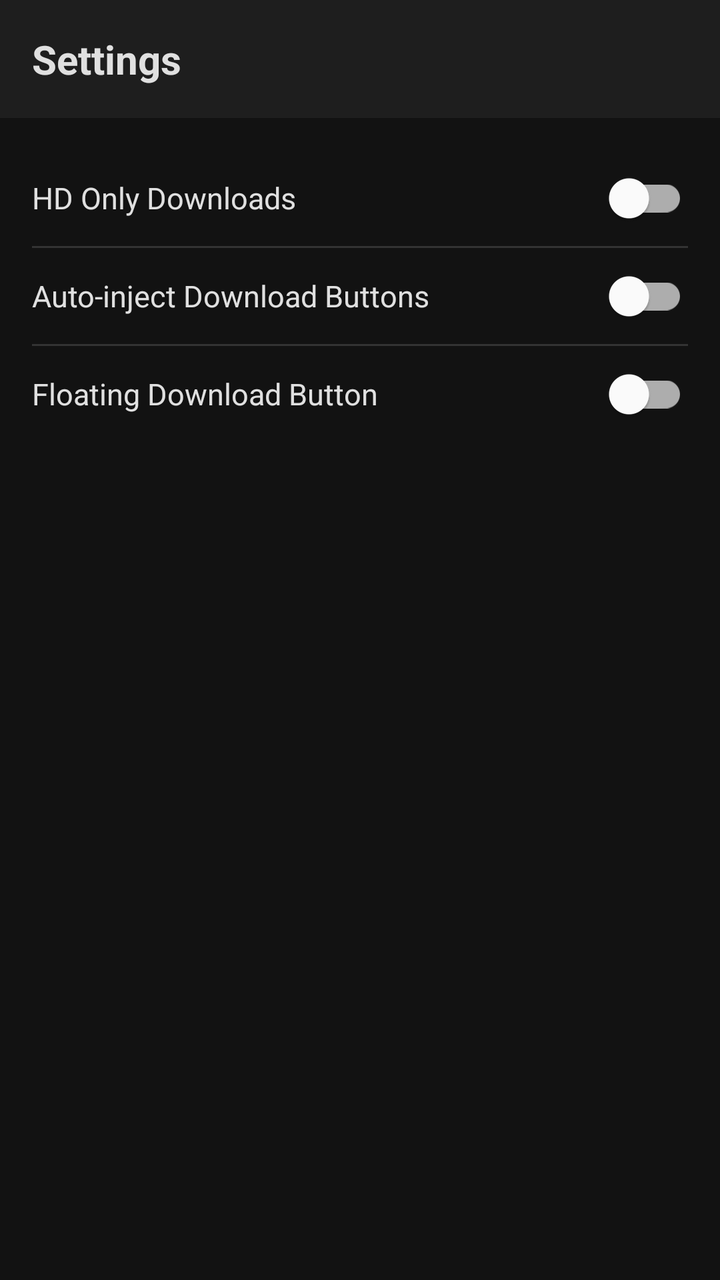
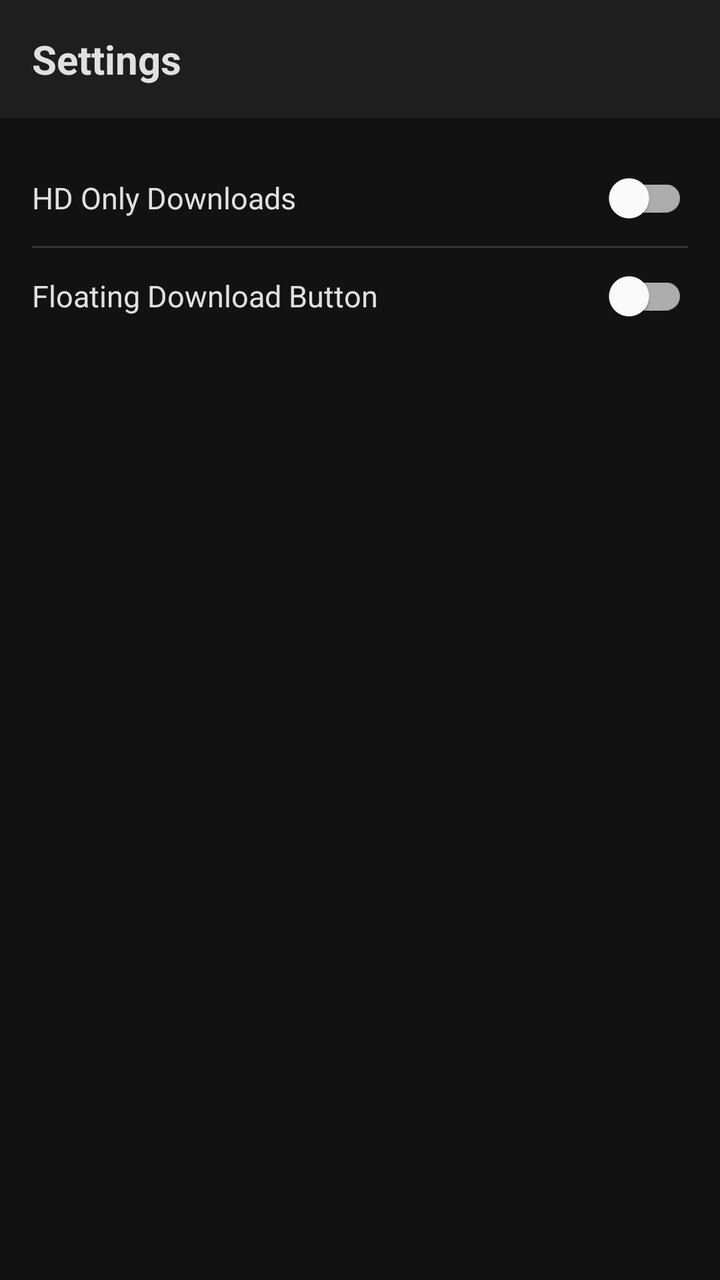

Compare the two renders of this Android layout. The source of the first and the diff that turns it into the second are given below.
<!-- AndroidManifest.xml: application theme Theme.RedgifsDownloader -->
<!-- res/layout/fragment_settings.xml -->
<?xml version="1.0" encoding="utf-8"?>
<LinearLayout xmlns:android="http://schemas.android.com/apk/res/android"
    android:layout_width="match_parent"
    android:layout_height="match_parent"
    android:orientation="vertical"
    android:background="@color/background_dark">

    <TextView
        android:layout_width="match_parent"
        android:layout_height="wrap_content"
        android:text="@string/settings"
        android:textColor="@color/text_primary"
        android:textSize="20sp"
        android:textStyle="bold"
        android:padding="16dp"
        android:background="@color/surface_dark" />

    <LinearLayout
        android:layout_width="match_parent"
        android:layout_height="wrap_content"
        android:orientation="vertical"
        android:padding="16dp">

        <com.google.android.material.switchmaterial.SwitchMaterial
            android:id="@+id/switch_hd_only"
            android:layout_width="match_parent"
            android:layout_height="wrap_content"
            android:text="@string/hd_only"
            android:textColor="@color/text_primary"
            android:textSize="15sp"
            android:minHeight="48dp" />

        <View
            android:layout_width="match_parent"
            android:layout_height="1dp"
            android:background="@color/divider" />

        <com.google.android.material.switchmaterial.SwitchMaterial
            android:id="@+id/switch_auto_inject"
            android:layout_width="match_parent"
            android:layout_height="wrap_content"
            android:text="@string/auto_inject_buttons"
            android:textColor="@color/text_primary"
            android:textSize="15sp"
            android:minHeight="48dp" />

        <View
            android:layout_width="match_parent"
            android:layout_height="1dp"
            android:background="@color/divider" />

        <com.google.android.material.switchmaterial.SwitchMaterial
            android:id="@+id/switch_show_fab"
            android:layout_width="match_parent"
            android:layout_height="wrap_content"
            android:text="@string/show_fab"
            android:textColor="@color/text_primary"
            android:textSize="15sp"
            android:minHeight="48dp" />

    </LinearLayout>

</LinearLayout>
<!-- resources referenced by this layout -->
<resources>
  <color name="background_dark">#FF121212</color>
  <color name="divider">#FF333333</color>
  <color name="surface_dark">#FF1E1E1E</color>
  <color name="text_primary">#FFE0E0E0</color>
  <string name="auto_inject_buttons">Auto-inject Download Buttons</string>
  <string name="hd_only">HD Only Downloads</string>
  <string name="settings">Settings</string>
  <string name="show_fab">Floating Download Button</string>
  <style name="Theme.RedgifsDownloader" parent="Theme.MaterialComponents.DayNight.NoActionBar">
          <item name="colorPrimary">@color/accent_red</item>
          <item name="colorPrimaryVariant">#FFD32F2F</item>
          <item name="colorOnPrimary">#FFFFFFFF</item>
          <item name="colorSecondary">@color/accent_blue</item>
          <item name="android:windowBackground">@color/background_dark</item>
          <item name="android:statusBarColor">@color/status_bar</item>
          <item name="android:navigationBarColor">@color/surface_dark</item>
          <item name="android:windowLightStatusBar">false</item>
      </style>
  <color name="accent_red">#FFFF5252</color>
  <color name="accent_blue">#FF2196F3</color>
  <color name="status_bar">#FF0A0A0A</color>
</resources>

<!-- the commit's change to res/layout/fragment_settings.xml (unified diff, before → after) -->
@@ -36,20 +36,6 @@
             android:background="@color/divider" />
 
         <com.google.android.material.switchmaterial.SwitchMaterial
-            android:id="@+id/switch_auto_inject"
-            android:layout_width="match_parent"
-            android:layout_height="wrap_content"
-            android:text="@string/auto_inject_buttons"
-            android:textColor="@color/text_primary"
-            android:textSize="15sp"
-            android:minHeight="48dp" />
-
-        <View
-            android:layout_width="match_parent"
-            android:layout_height="1dp"
-            android:background="@color/divider" />
-
-        <com.google.android.material.switchmaterial.SwitchMaterial
             android:id="@+id/switch_show_fab"
             android:layout_width="match_parent"
             android:layout_height="wrap_content"
<!-- resource entries referenced after the edit -->
@@ -4,7 +4,6 @@
   <color name="divider">#FF333333</color>
   <color name="surface_dark">#FF1E1E1E</color>
   <color name="text_primary">#FFE0E0E0</color>
-  <string name="auto_inject_buttons">Auto-inject Download Buttons</string>
   <string name="hd_only">HD Only Downloads</string>
   <string name="settings">Settings</string>
   <string name="show_fab">Floating Download Button</string>
